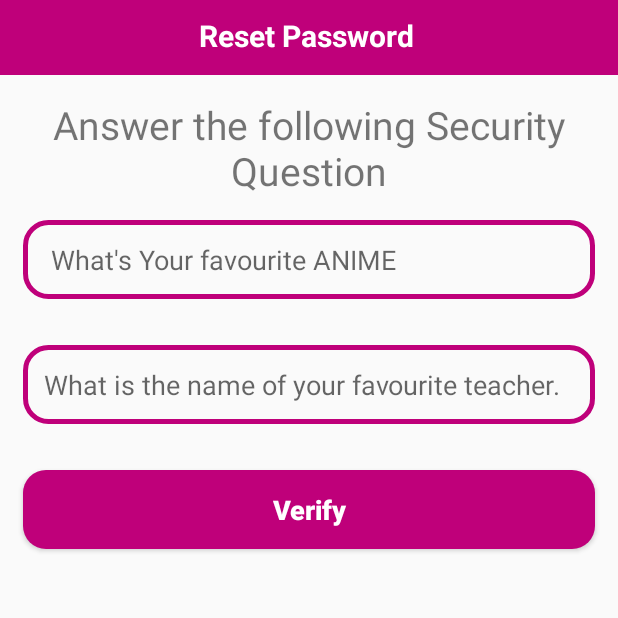
After one commit to Pradeep72767/MyKrishiMall, an Android app: the ResetPassswordActivity screen opened directly, with no data from a screen before it, on a phone screen of 412 x 824 dp, the top half of it. The commit adds this screen. Run offline under Robolectric (Android 15) with nearby library versions, the phone set to English and light mode, and no system bars; our stand-ins replace Firebase (no records; nobody signed in at launch, a user with empty details on screens opened directly); 2 statements that could not run were skipped.

Commit message:
forget password

```diff
--- a/app/src/main/AndroidManifest.xml
+++ b/app/src/main/AndroidManifest.xml
@@ -12,7 +12,8 @@
         android:roundIcon="@mipmap/ic_launcher_round"
         android:supportsRtl="true"
         android:theme="@style/AppTheme">
-        <activity android:name=".AdminMaintainProductActivity"></activity>
+        <activity android:name=".ResetPassswordActivity"></activity>
+        <activity android:name=".AdminMaintainProductActivity" />
         <activity android:name=".FarmerUserProductsActivity" />
         <activity android:name=".FarmerNewOrdersActivity" />
         <activity android:name=".ConfirmFinalOrderActivity" />
--- /dev/null
+++ b/app/src/main/java/com/example/mykrishimall/ResetPassswordActivity.java
@@ -0,0 +1,147 @@
+package com.example.mykrishimall;
+
+import androidx.annotation.NonNull;
+import androidx.appcompat.app.AppCompatActivity;
+
+import android.content.Intent;
+import android.os.Bundle;
+import android.view.View;
+import android.widget.Button;
+import android.widget.EditText;
+import android.widget.TextView;
+import android.widget.Toast;
+
+import com.example.mykrishimall.Prevalent.Prevalent;
+import com.example.mykrishimall.ui.Setting.SettingViewModel;
+import com.google.android.gms.tasks.OnCompleteListener;
+import com.google.android.gms.tasks.Task;
+import com.google.firebase.database.DataSnapshot;
+import com.google.firebase.database.DatabaseError;
+import com.google.firebase.database.DatabaseReference;
+import com.google.firebase.database.FirebaseDatabase;
+import com.google.firebase.database.ValueEventListener;
+
+import java.util.HashMap;
+
+public class ResetPassswordActivity extends AppCompatActivity {
+
+    private String check = "";
+    private TextView pageTitle, titleQuestion;
+    private EditText phoneNumber, question1, question2;
+    private Button verifyButton;
+
+    @Override
+    protected void onCreate(Bundle savedInstanceState) {
+        super.onCreate(savedInstanceState);
+        setContentView(R.layout.activity_reset_passsword);
+
+        check = getIntent().getStringExtra("check");
+
+        pageTitle = findViewById(R.id.Reset_password_title);
+        titleQuestion = findViewById(R.id.security_txtView);
+        phoneNumber = findViewById(R.id.find_phone_number);
+        question1 = findViewById(R.id.security_Question_1);
+        question2 = findViewById(R.id.security_Question_2);
+        verifyButton = findViewById(R.id.verify_btn);
+
+
+    }
+
+    @Override
+    protected void onStart()
+    {
+        super.onStart();
+
+        phoneNumber.setVisibility(View.GONE);
+        if (check.equals("settings"))
+        {
+            pageTitle.setText("Set Question");
+            //titleQuestion.setText("What's Your favourite ANIME");
+            verifyButton.setText("Set");
+
+            displayAnswer();
+
+            verifyButton.setOnClickListener(new View.OnClickListener() {
+                @Override
+                public void onClick(View view)
+                {
+                    setAnswer();
+
+                }
+            });
+        }
+        else if(check.equals("login"))
+        {
+            phoneNumber.setVisibility(View.VISIBLE);
+
+
+        }
+    }
+
+    private void setAnswer()
+    {
+        String answer1 = question1.getText().toString().toLowerCase();
+        String answer2 = question2.getText().toString().toLowerCase();
+
+        if (question1.equals("") && question2.equals(""))
+        {
+            Toast.makeText(ResetPassswordActivity.this,"Please! Give answer", Toast.LENGTH_SHORT).show();
+        }
+        else
+        {
+            DatabaseReference ref = FirebaseDatabase.getInstance().getReference()
+                    .child("Users")
+                    .child(Prevalent.currentOnlineUser.getPhone());
+
+
+            HashMap<String, Object> securityMap = new HashMap<>();
+            securityMap.put("answer1", answer1);
+            securityMap.put("answer2", answer2);
+
+            ref.child("Security Question").updateChildren(securityMap).addOnCompleteListener(new OnCompleteListener<Void>() {
+                @Override
+                public void onComplete(@NonNull Task<Void> task)
+                {
+                    if (task.isSuccessful())
+                    {
+                        Toast.makeText(ResetPassswordActivity.this,"Your Security answer is set successfully.", Toast.LENGTH_SHORT).show();
+
+                        Intent intent = new Intent(ResetPassswordActivity.this, HomeActivity.class);
+                        startActivity(intent);
+                    }
+
+                }
+            });
+        }
+    }
+
+    private void displayAnswer()
+    {
+        DatabaseReference ref = FirebaseDatabase.getInstance().getReference()
+                .child("Users")
+                .child(Prevalent.currentOnlineUser.getPhone());
+
+
+        ref.child("Security Question").addValueEventListener(new ValueEventListener() {
+            @Override
+            public void onDataChange(@NonNull DataSnapshot snapshot)
+            {
+                if (snapshot.exists())
+                {
+                    String ans1 = snapshot.child("answer1").getValue().toString();
+                    String ans2 = snapshot.child("answer2").getValue().toString();
+
+                    question1.setText(ans1);
+                    question2.setText(ans2);
+                }
+
+            }
+
+            @Override
+            public void onCancelled(@NonNull DatabaseError error) {
+
+            }
+        });
+
+    }
+}
--- /dev/null
+++ b/app/src/main/res/layout/activity_reset_passsword.xml
@@ -0,0 +1,99 @@
+<?xml version="1.0" encoding="utf-8"?>
+<RelativeLayout xmlns:android="http://schemas.android.com/apk/res/android"
+    xmlns:app="http://schemas.android.com/apk/res-auto"
+    xmlns:tools="http://schemas.android.com/tools"
+    android:layout_width="match_parent"
+    android:layout_height="match_parent"
+    tools:context=".ResetPassswordActivity">
+
+
+    <RelativeLayout
+        android:id="@+id/reset_password_relativelayout"
+        android:layout_width="match_parent"
+        android:layout_height="50dp"
+        android:background="@color/colorPrimaryDark"
+        android:layout_alignParentTop="true">
+
+        <TextView
+            android:id="@+id/Reset_password_title"
+            android:layout_width="match_parent"
+            android:layout_height="wrap_content"
+            android:text="Reset Password "
+            android:textColor="@android:color/white"
+            android:textSize="20sp"
+            android:textStyle="bold"
+            android:gravity="center_horizontal"
+            android:layout_marginTop="10dp"
+
+            />
+
+
+    </RelativeLayout>
+
+    <EditText
+        android:id="@+id/find_phone_number"
+        android:layout_width="match_parent"
+        android:layout_height="wrap_content"
+        android:background="@drawable/input_design"
+        android:padding="14dp"
+        android:layout_below="@id/reset_password_relativelayout"
+        android:layout_margin="15dp"
+        android:hint="Please! Enter your phone number"
+
+        />
+
+
+
+    <TextView
+        android:id="@+id/security_txtView"
+        android:layout_width="match_parent"
+        android:layout_height="wrap_content"
+        android:text="Answer the following Security Question"
+        android:textSize="26dp"
+        android:layout_below="@+id/find_phone_number"
+        android:gravity="center"
+        android:layout_marginTop="15dp"
+        />
+
+    <EditText
+        android:id="@+id/security_Question_1"
+        android:layout_width="match_parent"
+        android:layout_height="wrap_content"
+        android:background="@drawable/input_design"
+        android:padding="14dp"
+        android:layout_below="@id/security_txtView"
+        android:layout_margin="15dp"
+        android:hint=" What's Your favourite ANIME"
+
+        />
+
+    <EditText
+        android:id="@+id/security_Question_2"
+        android:layout_width="match_parent"
+        android:layout_height="wrap_content"
+        android:background="@drawable/input_design"
+        android:padding="14dp"
+        android:layout_below="@id/security_Question_1"
+        android:layout_margin="15dp"
+        android:hint="What is the name of your favourite teacher.   "
+
+        />
+
+    <Button
+        android:id="@+id/verify_btn"
+        android:layout_width="match_parent"
+        android:layout_height="wrap_content"
+        android:background="@drawable/buttons"
+        android:padding="14dp"
+
+        android:layout_below="@id/security_Question_2"
+        android:layout_margin="15dp"
+        android:text="Verify"
+        android:textStyle="bold"
+        android:textColor="@android:color/white"
+        android:textSize="18dp"
+        android:textAllCaps="false"
+
+        />
+
+</RelativeLayout>
```
Also changed, not shown: app/src/main/java/com/example/mykrishimall/LoginActivity.java (+13 -1 lines), app/src/main/java/com/example/mykrishimall/ui/Setting/settingFragment.java (+13 -0 lines), app/src/main/res/layout/setting_fragment.xml (+16 -0 lines).
